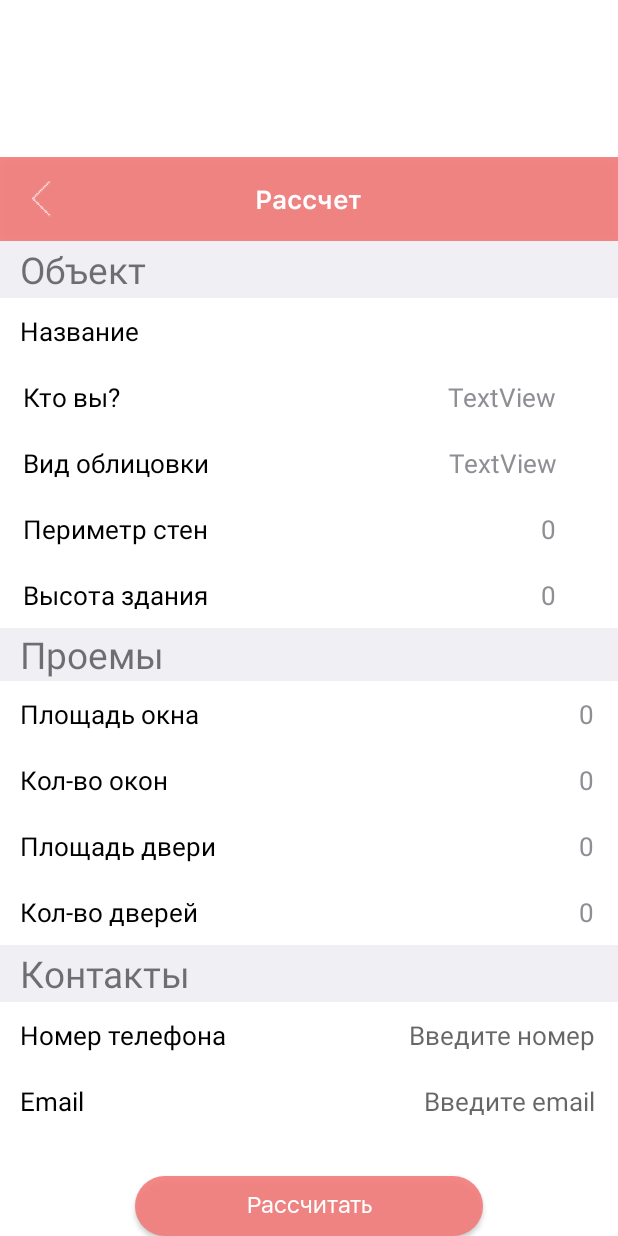
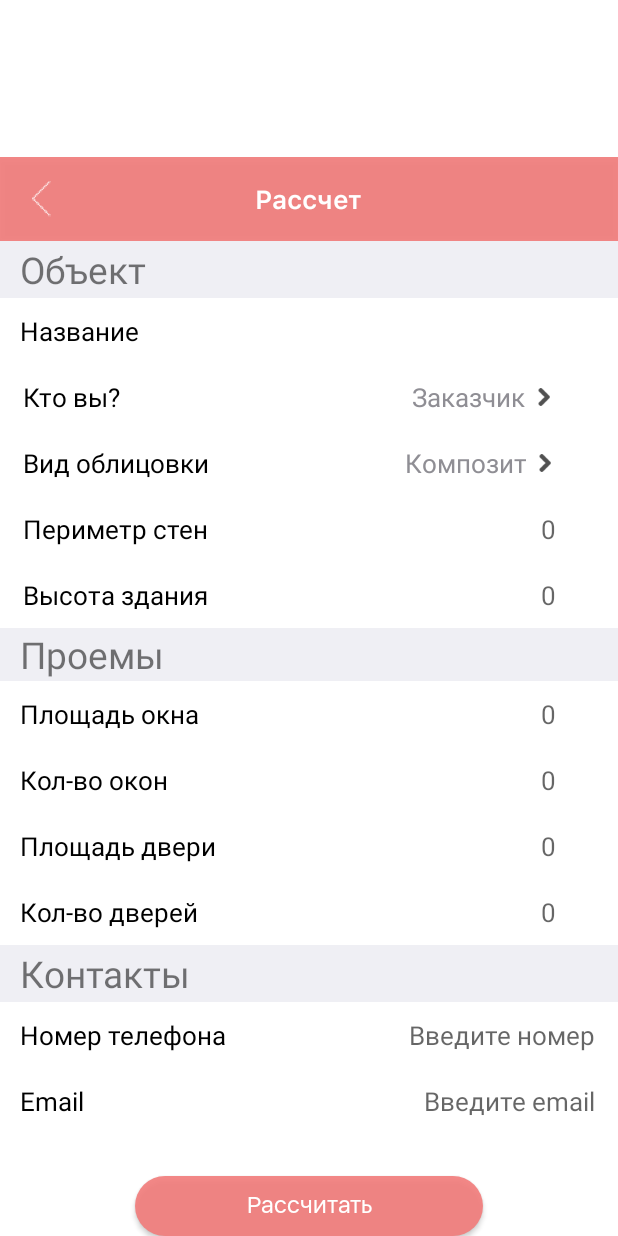
Before and after one commit to Motygullin503/Alliance, an Android app: the CalculateActivity screen opened directly, with no data from a screen before it, on a phone screen of 412 x 824 dp. Run offline under Robolectric (Android 15) with nearby library versions, the phone set to English and light mode, and no system bars.

Commit message:
edit calculate activity, add arrow

```diff
--- a/app/src/main/java/ru/kpfu/itis/alliance/CalculateActivity.java
+++ b/app/src/main/java/ru/kpfu/itis/alliance/CalculateActivity.java
@@ -14,10 +14,10 @@ import android.widget.EditText;
 import android.widget.TextView;
 
 public class CalculateActivity extends AppCompatActivity {
-    public static final String DESIGNER ="DESIGNER";
-    public static final String EXECUTOR ="EXECUTOR";
-    public static final String CUSTOMER ="CUSTOMER";
-    public static final String PRIVATEPERSON ="PRIVATEPERSON";
+    public static final String DESIGNER = "DESIGNER";
+    public static final String EXECUTOR = "EXECUTOR";
+    public static final String CUSTOMER = "CUSTOMER";
+    public static final String PRIVATEPERSON = "PRIVATEPERSON";
 
 
     private Activity context = this;
@@ -44,13 +44,13 @@ public class CalculateActivity extends AppCompatActivity {
         whoAre = findViewById(R.id.tv_who_are);
         typeCladding = findViewById(R.id.type_of_cladding);
         perimetrWall = findViewById(R.id.et_perimetr);
-        buildingHeight= findViewById(R.id.et_building_height);
-        squareWindow= findViewById(R.id.et_square_window);
-        quantityWindow= findViewById(R.id.et_quantity_window);
-        squareDoor= findViewById(R.id.et_square_door);
-        quantityDoor= findViewById(R.id.et_quantity_door);
-        etNumberOfPhone= findViewById(R.id.et_number_of_phone);
-        etEmail= findViewById(R.id.et_email);
+        buildingHeight = findViewById(R.id.et_building_height);
+        squareWindow = findViewById(R.id.et_square_window);
+        quantityWindow = findViewById(R.id.et_quantity_window);
+        squareDoor = findViewById(R.id.et_square_door);
+        quantityDoor = findViewById(R.id.et_quantity_door);
+        etNumberOfPhone = findViewById(R.id.et_number_of_phone);
+        etEmail = findViewById(R.id.et_email);
         btnCalculate = findViewById(R.id.btn_calculate_price);
 
         Toolbar myToolbar = findViewById(R.id.my_toolbar);
@@ -60,10 +60,25 @@ public class CalculateActivity extends AppCompatActivity {
         getSupportActionBar().setDisplayHomeAsUpEnabled(true);
         getSupportActionBar().setDisplayShowHomeEnabled(true);
 
+        toolbarTitle = myToolbar.findViewById(R.id.toolbar_title);
+        toolbarTitle.setText("Рассчет");
 
-        toolbarTitle = myToolbar.findViewById(R.id.toolbar_title);
+        whoAre.setText("Заказчик");
+        typeCladding.setText("Композит");
 
-        toolbarTitle.setText("Рассчет");
+        whoAre.setOnClickListener(new View.OnClickListener() {
+            @Override
+            public void onClick(View v) {
+
+            }
+        });
+
+        typeCladding.setOnClickListener(new View.OnClickListener() {
+            @Override
+            public void onClick(View v) {
+
+            }
+        });
     }
 
     @Override
--- a/app/src/main/java/ru/kpfu/itis/alliance/Constants.java
+++ b/app/src/main/java/ru/kpfu/itis/alliance/Constants.java
@@ -5,8 +5,8 @@ package ru.kpfu.itis.alliance;
  */
 
 public class Constants {
-    public static final String COMPOSITE = "COMPOSITE";
-    public static final String KERAMOGRANITE = "KERAMOGRANITE";
-    public static final String FIBROPLITA = "FIBROPLITA";
-    public static final String METALLOKASSETA = "METALLOKASSETA";
+    public static final Integer COMPOSITE = 0;
+    public static final Integer KERAMOGRANITE = 1;
+    public static final Integer FIBROPLITA = 2;
+    public static final Integer METALLOKASSETA = 3;
 }
--- a/app/src/main/res/layout/calculate_activity.xml
+++ b/app/src/main/res/layout/calculate_activity.xml
@@ -6,7 +6,8 @@
     android:layout_height="match_parent"
     android:background="@color/colorAccent"
     android:clickable="true"
-    tools:layout_editor_absoluteY="25dp">
+    tools:layout_editor_absoluteY="25dp"
+    >
 
     <ScrollView
         android:layout_width="match_parent"
@@ -14,14 +15,16 @@
         android:layout_marginTop="8dp"
         app:layout_constraintBottom_toBottomOf="parent"
         app:layout_constraintEnd_toEndOf="parent"
-        app:layout_constraintHorizontal_bias="1.0"
+        app:layout_constraintHorizontal_bias="0.0"
         app:layout_constraintStart_toStartOf="parent"
         app:layout_constraintTop_toTopOf="parent"
         app:layout_constraintVertical_bias="1.0">
 
         <android.support.constraint.ConstraintLayout
             android:layout_width="match_parent"
-            android:layout_height="wrap_content">
+            android:layout_height="wrap_content"
+            >
+
             <include
                 android:id="@+id/include"
                 layout="@layout/toolbar"
@@ -128,6 +131,8 @@
                 android:id="@+id/tv_who_are"
                 android:layout_width="190dp"
                 android:layout_height="44dp"
+                android:drawableEnd="@drawable/arrow_right"
+                android:drawablePadding="4dp"
                 android:gravity="center_vertical|end"
                 android:paddingRight="16dp"
                 android:text="TextView"
@@ -141,9 +146,10 @@
                 android:id="@+id/type_of_cladding"
                 android:layout_width="191dp"
                 android:layout_height="44dp"
+                android:drawableEnd="@drawable/arrow_right"
                 android:gravity="center_vertical|end"
                 android:paddingRight="16dp"
-
+                android:drawablePadding="4dp"
                 android:text="TextView"
                 android:textColor="@color/text_edit"
                 android:textSize="@dimen/text_calculate_size"
@@ -158,9 +164,10 @@
                 android:background="@color/colorAccent"
                 android:ems="10"
                 android:gravity="center_vertical|end"
-            android:inputType="textPersonName"
+                android:hint="0"
+                android:inputType="numberDecimal"
+                android:maxLength="10"
                 android:paddingRight="16dp"
-            android:text="0"
                 android:textColor="@color/text_edit"
                 android:textSize="@dimen/text_calculate_size"
                 app:layout_constraintEnd_toEndOf="parent"
@@ -174,9 +181,10 @@
                 android:background="@color/colorAccent"
                 android:ems="10"
                 android:gravity="center_vertical|end"
-            android:inputType="number"
+                android:hint="0"
+                android:inputType="numberDecimal"
+                android:maxLength="4"
                 android:paddingRight="16dp"
-            android:text="0"
                 android:textColor="@color/text_edit"
                 android:textSize="@dimen/text_calculate_size"
                 app:layout_constraintEnd_toEndOf="parent"
@@ -257,13 +265,13 @@
                 android:background="@color/colorAccent"
                 android:ems="10"
                 android:gravity="center_vertical|end"
-            android:inputType="textPersonName"
+                android:hint="0"
+                android:inputType="numberDecimal"
+                android:maxLength="10"
                 android:paddingRight="16dp"
-            android:text="0"
                 android:textColor="@color/text_edit"
                 android:textSize="@dimen/text_calculate_size"
                 app:layout_constraintEnd_toEndOf="parent"
-            app:layout_constraintHorizontal_bias="1.0"
                 app:layout_constraintStart_toEndOf="@+id/textView5"
                 app:layout_constraintTop_toBottomOf="@+id/textViewDoors" />
 
@@ -274,13 +282,13 @@
                 android:background="@color/colorAccent"
                 android:ems="10"
                 android:gravity="center_vertical|end"
-            android:inputType="textPersonName"
+                android:hint="0"
+                android:inputType="numberDecimal"
+                android:maxLength="10"
                 android:paddingRight="16dp"
-            android:text="0"
                 android:textColor="@color/text_edit"
                 android:textSize="@dimen/text_calculate_size"
                 app:layout_constraintEnd_toEndOf="parent"
-            app:layout_constraintHorizontal_bias="1.0"
                 app:layout_constraintStart_toEndOf="@+id/textView5"
                 app:layout_constraintTop_toBottomOf="@+id/et_square_window" />
 
@@ -291,13 +299,13 @@
                 android:background="@color/colorAccent"
                 android:ems="10"
                 android:gravity="center_vertical|end"
-            android:inputType="textPersonName"
+                android:hint="0"
+                android:inputType="numberDecimal"
+                android:maxLength="10"
                 android:paddingRight="16dp"
-            android:text="0"
                 android:textColor="@color/text_edit"
                 android:textSize="@dimen/text_calculate_size"
                 app:layout_constraintEnd_toEndOf="parent"
-            app:layout_constraintHorizontal_bias="1.0"
                 app:layout_constraintStart_toEndOf="@+id/textView5"
                 app:layout_constraintTop_toBottomOf="@+id/et_quantity_window" />
 
@@ -308,13 +316,13 @@
                 android:background="@color/colorAccent"
                 android:ems="10"
                 android:gravity="center_vertical|end"
-            android:inputType="textPersonName"
+                android:hint="0"
+                android:inputType="numberDecimal"
+                android:maxLength="10"
                 android:paddingRight="16dp"
-            android:text="0"
                 android:textColor="@color/text_edit"
                 android:textSize="@dimen/text_calculate_size"
                 app:layout_constraintEnd_toEndOf="parent"
-            app:layout_constraintHorizontal_bias="1.0"
                 app:layout_constraintStart_toEndOf="@+id/textView5"
                 app:layout_constraintTop_toBottomOf="@+id/et_square_door" />
 
@@ -407,7 +415,8 @@
                 android:textSize="16sp"
                 app:layout_constraintEnd_toEndOf="parent"
                 app:layout_constraintStart_toStartOf="parent"
-            app:layout_constraintTop_toBottomOf="@+id/et_email" />
+                app:layout_constraintTop_toBottomOf="@+id/et_email"
+                />
         </android.support.constraint.ConstraintLayout>
     </ScrollView>
 
```
Also changed, not shown: app/src/main/res/drawable-xhdpi/arrow_right.png (added). Lines whose indentation alone changed are shown as unchanged.
